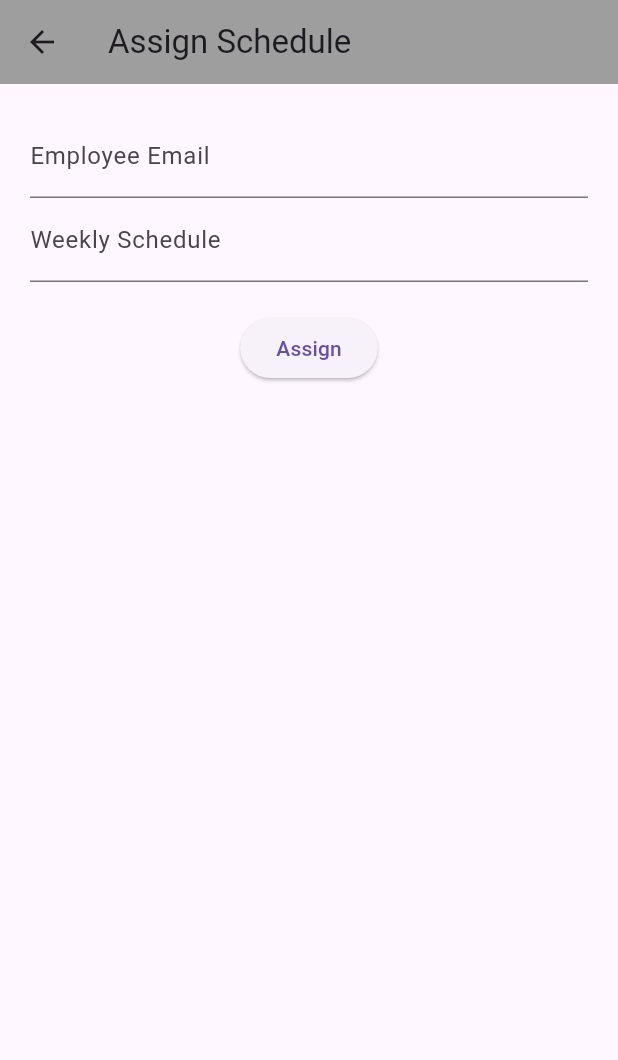
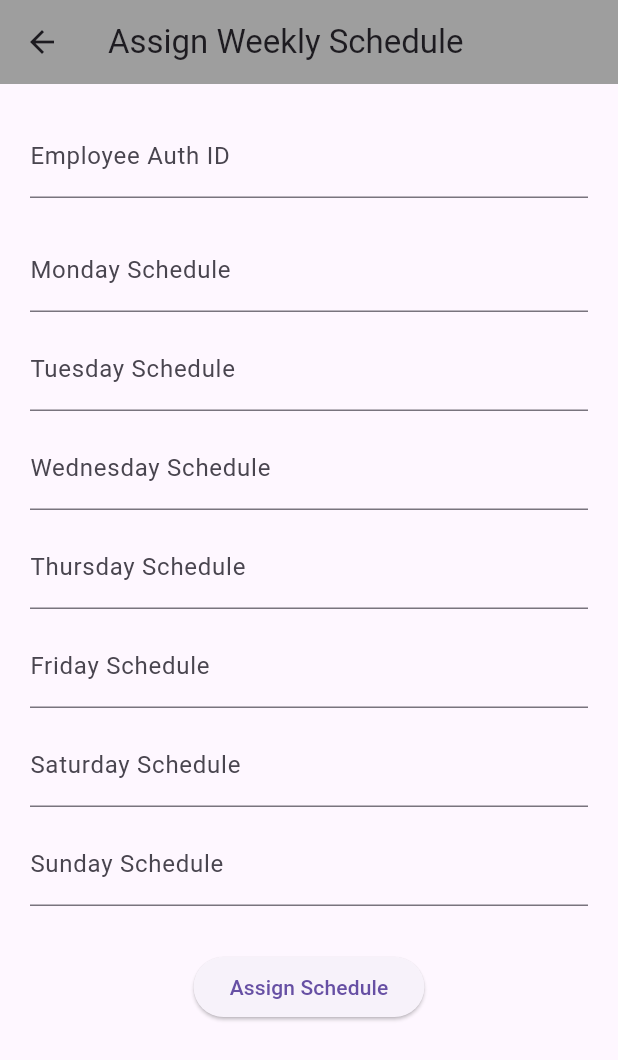
Before and after one commit to MatthewMacri/AppDevProject, a Flutter app: the AssignSchedulePage screen opened by its route, on a phone screen of 412 x 824 dp. Shown: the top 1060 px of the screen. Run offline on Flutter 3.47's test engine with Material 3 defaults, Android fonts, the phone set to English and light mode, and no system bars; our stand-ins replace awesome_notifications, cloud_firestore, firebase_auth, firebase_core, geolocator, google_maps_flutter; missing offline and left inert: flutter_polyline_points; accounts and stored records are empty.

Commit message:
Add employee scheduling feature with formatted weekly view
Implement admin schedule assignment and employee weekly schedule display
- Assign schedule page with per-day fields
- Save schedule map to Firestore under users collection
- Employee dashboard displays formatted weekly schedule
- Match employee by authId

```diff
--- a/appdev2project/lib/assignSchedulePage.dart
+++ b/appdev2project/lib/assignSchedulePage.dart
@@ -8,47 +8,87 @@ class AssignSchedulePage extends StatefulWidget {
 }
 
 class _AssignSchedulePageState extends State<AssignSchedulePage> {
-  final _emailController = TextEditingController();
-  final _scheduleController = TextEditingController();
+  final _authIdController = TextEditingController();
+  final Map<String, TextEditingController> _dayControllers = {
+    'Monday': TextEditingController(),
+    'Tuesday': TextEditingController(),
+    'Wednesday': TextEditingController(),
+    'Thursday': TextEditingController(),
+    'Friday': TextEditingController(),
+    'Saturday': TextEditingController(),
+    'Sunday': TextEditingController(),
+  };
 
   Future<void> assignSchedule() async {
-    String email = _emailController.text.trim();
-    String schedule = _scheduleController.text.trim();
+    String authId = _authIdController.text.trim();
+    print("Entered authId: '$authId'");
+
+    Map<String, String> schedule = {
+      for (var day in _dayControllers.keys)
+        day.toLowerCase(): _dayControllers[day]!.text.trim()
+    };
 
     try {
       var snapshot = await FirebaseFirestore.instance
-          .collection('employees')
-          .where('email', isEqualTo: email)
+          .collection('users')
+          .where('authId', isEqualTo: authId)
           .limit(1)
           .get();
+
+      print('Found ${snapshot.docs.length} matching document(s)');
 
       if (snapshot.docs.isNotEmpty) {
         String docId = snapshot.docs.first.id;
         await FirebaseFirestore.instance
-            .collection('employees')
+            .collection('users')
             .doc(docId)
             .update({'schedule': schedule});
-        ScaffoldMessenger.of(context).showSnackBar(SnackBar(content: Text('Schedule assigned')));
+
+        ScaffoldMessenger.of(context).showSnackBar(
+          SnackBar(content: Text('Schedule assigned successfully.')),
+        );
       } else {
-        ScaffoldMessenger.of(context).showSnackBar(SnackBar(content: Text('Employee not found')));
+        ScaffoldMessenger.of(context).showSnackBar(
+          SnackBar(content: Text('Employee not found. Check the auth ID.')),
+        );
       }
     } catch (e) {
-      ScaffoldMessenger.of(context).showSnackBar(SnackBar(content: Text('Error: \$e')));
+      print('Error occurred: $e');
+      ScaffoldMessenger.of(context).showSnackBar(
+        SnackBar(content: Text('Error: $e')),
+      );
     }
   }
 
   @override
   Widget build(BuildContext context) {
     return Scaffold(
-      appBar: AppBar(title: Text('Assign Schedule'), backgroundColor: Colors.grey),
-      body: Padding(
-        padding: const EdgeInsets.all(20.0),
+      appBar: AppBar(
+        title: Text('Assign Weekly Schedule'),
+        backgroundColor: Colors.grey,
+      ),
+      body: SingleChildScrollView(
+        padding: EdgeInsets.all(20),
         child: Column(
           children: [
-            TextField(controller: _emailController, decoration: InputDecoration(labelText: 'Employee Email')),
-            TextField(controller: _scheduleController, decoration: InputDecoration(labelText: 'Weekly Schedule')),
+            TextField(
+              controller: _authIdController,
+              decoration: InputDecoration(labelText: 'Employee Auth ID'),
+            ),
             SizedBox(height: 20),
-            ElevatedButton(onPressed: assignSchedule, child: Text('Assign')),
+            for (var day in _dayControllers.keys)
+              Padding(
+                padding: const EdgeInsets.only(bottom: 10),
+                child: TextField(
+                  controller: _dayControllers[day],
+                  decoration: InputDecoration(labelText: '$day Schedule'),
+                ),
+              ),
+            SizedBox(height: 20),
+            ElevatedButton(
+              onPressed: assignSchedule,
+              child: Text('Assign Schedule'),
+            ),
           ],
         ),
       ),
--- a/appdev2project/lib/createEmployee.dart
+++ b/appdev2project/lib/createEmployee.dart
@@ -12,26 +12,36 @@ class _CreateEmployeePageState extends State<CreateEmployeePage> {
   final _emailController = TextEditingController();
   final _passwordController = TextEditingController();
   final _nameController = TextEditingController();
+  final _dobController = TextEditingController();
 
   Future<void> createEmployee() async {
     String email = _emailController.text.trim();
     String password = _passwordController.text.trim();
     String name = _nameController.text.trim();
+    String dob = _dobController.text.trim();
 
     try {
-      UserCredential userCredential = await FirebaseAuth.instance.createUserWithEmailAndPassword(
-        email: email,
-        password: password,
-      );
+      UserCredential userCredential = await FirebaseAuth.instance
+          .createUserWithEmailAndPassword(email: email, password: password);
 
-      await FirebaseFirestore.instance.collection('employees').doc(userCredential.user!.uid).set({
+      await FirebaseFirestore.instance.collection('your_actual_collection_name').doc(userCredential.user!.uid).set({
+        'authId': userCredential.user!.uid,
         'email': email,
         'name': name,
-        'uid': userCredential.user!.uid,
-        'schedule': '',
+        'dob': dob,
+        'schedule': {
+          'monday': '-',
+          'tuesday': '-',
+          'wednesday': '-',
+          'thursday': '-',
+          'friday': '-',
+          'saturday': '-',
+          'sunday': '-',
+        },
       });
 
-      ScaffoldMessenger.of(context).showSnackBar(SnackBar(content: Text('Employee created')));
+      ScaffoldMessenger.of(context)
+          .showSnackBar(SnackBar(content: Text('Employee created.')));
     } catch (e) {
       ScaffoldMessenger.of(context).showSnackBar(SnackBar(content: Text('Error: \$e')));
     }
@@ -41,11 +51,12 @@ class _CreateEmployeePageState extends State<CreateEmployeePage> {
   Widget build(BuildContext context) {
     return Scaffold(
       appBar: AppBar(title: Text('Create Employee'), backgroundColor: Colors.grey),
-      body: Padding(
-        padding: const EdgeInsets.all(20.0),
+      body: SingleChildScrollView(
+        padding: const EdgeInsets.all(20),
         child: Column(
           children: [
-            TextField(controller: _nameController, decoration: InputDecoration(labelText: 'Employee Name')),
+            TextField(controller: _nameController, decoration: InputDecoration(labelText: 'Full Name')),
+            TextField(controller: _dobController, decoration: InputDecoration(labelText: 'Date of Birth (YYYY-MM-DD)')),
             TextField(controller: _emailController, decoration: InputDecoration(labelText: 'Email')),
             TextField(controller: _passwordController, decoration: InputDecoration(labelText: 'Password'), obscureText: true),
             SizedBox(height: 20),
```
Also changed, not shown: appdev2project/lib/employeeMainMenuPage.dart (+76 -23 lines).
